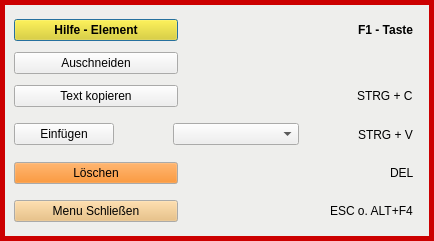
First picture: the form in helppopup.ui, repository paule32/AInews, before the edit.
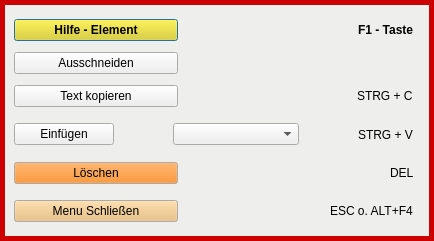
Second picture: the form after the edit.

```diff
--- a/helppopup.ui
+++ b/helppopup.ui
@@ -673,7 +673,7 @@
              </size>
             </property>
             <property name="text">
-             <string>Auschneiden</string>
+             <string>Ausschneiden</string>
             </property>
            </widget>
           </item>
```
